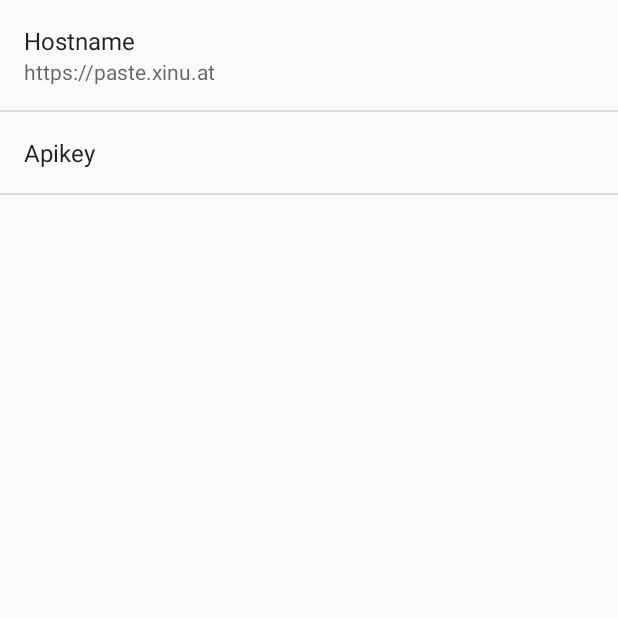
After one commit to sebastianrakel/fb-client-android, an Android app: the SettingsActivity screen opened directly, with no data from a screen before it, on a phone screen of 412 x 824 dp, the top half of it. The commit adds this screen. Run offline under Robolectric (Android 15) with nearby library versions, the phone set to English and light mode, and no system bars.

Commit message:
adding settings page

```diff
--- a/app/build.gradle
+++ b/app/build.gradle
@@ -29,4 +29,5 @@ android {
 dependencies {
     compile fileTree(dir: 'libs', include: ['*.jar'])
     compile 'com.android.support:appcompat-v7:21.0.3'
+    compile 'com.android.support:support-v4:21.0.3'
 }
--- a/app/src/main/AndroidManifest.xml
+++ b/app/src/main/AndroidManifest.xml
@@ -1,6 +1,9 @@
 <?xml version="1.0" encoding="utf-8"?>
 <manifest xmlns:android="http://schemas.android.com/apk/res/android"
     package="eu.devunit.fb_client" >
+
+    <uses-permission android:name="android.permission.WRITE_EXTERNAL_STORAGE" />
+    <uses-permission android:name="android.permission.INTERNET" />
 
     <application
         android:allowBackup="true"
@@ -16,7 +19,10 @@
                 <category android:name="android.intent.category.LAUNCHER" />
             </intent-filter>
         </activity>
+        <activity
+            android:name=".SettingsActivity"
+            android:label="@string/title_activity_settings" >
+        </activity>
     </application>
-    <uses-permission android:name="android.permission.WRITE_EXTERNAL_STORAGE" />
-    <uses-permission android:name="android.permission.INTERNET" />
+
 </manifest>
--- a/app/src/main/java/eu/devunit/fb_client/FilebinClient.java
+++ b/app/src/main/java/eu/devunit/fb_client/FilebinClient.java
@@ -24,7 +24,7 @@ import java.net.URI;
  */
 public class FilebinClient {
     private static String Version = "0.1";
-    private static String UserAgent = "fb-client-android/" + _Version;
+    private static String UserAgent = "fb-client-android/" + Version;
 
     private URI HostURI;
     private String Apikey;
--- /dev/null
+++ b/app/src/main/java/eu/devunit/fb_client/SettingsActivity.java
@@ -0,0 +1,174 @@
+package eu.devunit.fb_client;
+
+import android.annotation.TargetApi;
+import android.content.Context;
+import android.content.res.Configuration;
+import android.media.Ringtone;
+import android.media.RingtoneManager;
+import android.net.Uri;
+import android.os.Build;
+import android.os.Bundle;
+import android.preference.ListPreference;
+import android.preference.Preference;
+import android.preference.PreferenceActivity;
+import android.preference.PreferenceCategory;
+import android.preference.PreferenceFragment;
+import android.preference.PreferenceManager;
+import android.preference.RingtonePreference;
+import android.text.TextUtils;
+
+
+import java.util.List;
+
+/**
+ * A {@link PreferenceActivity} that presents a set of application settings. On
+ * handset devices, settings are presented as a single list. On tablets,
+ * settings are split by category, with category headers shown to the left of
+ * the list of settings.
+ * <p/>
+ * See <a href="http://developer.android.com/design/patterns/settings.html">
+ * Android Design: Settings</a> for design guidelines and the <a
+ * href="http://developer.android.com/guide/topics/ui/settings.html">Settings
+ * API Guide</a> for more information on developing a Settings UI.
+ */
+public class SettingsActivity extends PreferenceActivity {
+    /**
+     * Determines whether to always show the simplified settings UI, where
+     * settings are presented in a single list. When false, settings are shown
+     * as a master/detail two-pane view on tablets. When true, a single pane is
+     * shown on tablets.
+     */
+    private static final boolean ALWAYS_SIMPLE_PREFS = false;
+
+
+    @Override
+    protected void onPostCreate(Bundle savedInstanceState) {
+        super.onPostCreate(savedInstanceState);
+
+        setupSimplePreferencesScreen();
+    }
+
+    /**
+     * Shows the simplified settings UI if the device configuration if the
+     * device configuration dictates that a simplified, single-pane UI should be
+     * shown.
+     */
+    private void setupSimplePreferencesScreen() {
+        if (!isSimplePreferences(this)) {
+            return;
+        }
+
+        // In the simplified UI, fragments are not used at all and we instead
+        // use the older PreferenceActivity APIs.
+
+        // Add 'general' preferences.
+        addPreferencesFromResource(R.xml.pref_general);
+
+
+        // Bind the summaries of EditText/List/Dialog/Ringtone preferences to
+        // their values. When their values change, their summaries are updated
+        // to reflect the new value, per the Android Design guidelines.
+        bindPreferenceSummaryToValue(findPreference("hostname"));
+        bindPreferenceSummaryToValue(findPreference("apikey"));
+    }
+
+    /**
+     * {@inheritDoc}
+     */
+    @Override
+    public boolean onIsMultiPane() {
+        return isXLargeTablet(this) && !isSimplePreferences(this);
+    }
+
+    /**
+     * Helper method to determine if the device has an extra-large screen. For
+     * example, 10" tablets are extra-large.
+     */
+    private static boolean isXLargeTablet(Context context) {
+        return (context.getResources().getConfiguration().screenLayout
+                & Configuration.SCREENLAYOUT_SIZE_MASK) >= Configuration.SCREENLAYOUT_SIZE_XLARGE;
+    }
+
+    /**
+     * Determines whether the simplified settings UI should be shown. This is
+     * true if this is forced via {@link #ALWAYS_SIMPLE_PREFS}, or the device
+     * doesn't have newer APIs like {@link PreferenceFragment}, or the device
+     * doesn't have an extra-large screen. In these cases, a single-pane
+     * "simplified" settings UI should be shown.
+     */
+    private static boolean isSimplePreferences(Context context) {
+        return ALWAYS_SIMPLE_PREFS
+                || Build.VERSION.SDK_INT < Build.VERSION_CODES.HONEYCOMB
+                || !isXLargeTablet(context);
+    }
+
+    /**
+     * {@inheritDoc}
+     */
+    @Override
+    @TargetApi(Build.VERSION_CODES.HONEYCOMB)
+    public void onBuildHeaders(List<Header> target) {
+        if (!isSimplePreferences(this)) {
+            loadHeadersFromResource(R.xml.pref_headers, target);
+        }
+    }
+
+    /**
+     * A preference value change listener that updates the preference's summary
+     * to reflect its new value.
+     */
+    private static Preference.OnPreferenceChangeListener sBindPreferenceSummaryToValueListener = new Preference.OnPreferenceChangeListener() {
+        @Override
+        public boolean onPreferenceChange(Preference preference, Object value) {
+            String stringValue = value.toString();
+
+
+                // For all other preferences, set the summary to the value's
+                // simple string representation.
+            preference.setSummary(stringValue);
+
+            return true;
+        }
+    };
+
+    /**
+     * Binds a preference's summary to its value. More specifically, when the
+     * preference's value is changed, its summary (line of text below the
+     * preference title) is updated to reflect the value. The summary is also
+     * immediately updated upon calling this method. The exact display format is
+     * dependent on the type of preference.
+     *
+     * @see #sBindPreferenceSummaryToValueListener
+     */
+    private static void bindPreferenceSummaryToValue(Preference preference) {
+        // Set the listener to watch for value changes.
+        preference.setOnPreferenceChangeListener(sBindPreferenceSummaryToValueListener);
+
+        // Trigger the listener immediately with the preference's
+        // current value.
+        sBindPreferenceSummaryToValueListener.onPreferenceChange(preference,
+                PreferenceManager
+                        .getDefaultSharedPreferences(preference.getContext())
+                        .getString(preference.getKey(), ""));
+    }
+
+    /**
+     * This fragment shows general preferences only. It is used when the
+     * activity is showing a two-pane settings UI.
+     */
+    @TargetApi(Build.VERSION_CODES.HONEYCOMB)
+    public static class GeneralPreferenceFragment extends PreferenceFragment {
+        @Override
+        public void onCreate(Bundle savedInstanceState) {
+            super.onCreate(savedInstanceState);
+            addPreferencesFromResource(R.xml.pref_general);
+
+            // Bind the summaries of EditText/List/Dialog/Ringtone preferences
+            // to their values. When their values change, their summaries are
+            // updated to reflect the new value, per the Android Design
+            // guidelines.
+            bindPreferenceSummaryToValue(findPreference("hostname"));
+            bindPreferenceSummaryToValue(findPreference("apikey"));
+        }
+    }
+}
--- a/app/src/main/java/eu/devunit/fb_client/UploadActivity.java
+++ b/app/src/main/java/eu/devunit/fb_client/UploadActivity.java
@@ -1,6 +1,7 @@
 package eu.devunit.fb_client;
 
 import android.app.ProgressDialog;
+import android.content.Intent;
 import android.os.Environment;
 import android.support.v7.app.ActionBarActivity;
 import android.os.Bundle;
@@ -76,10 +77,12 @@ public class UploadActivity extends ActionBarActivity {
         // Handle action bar item clicks here. The action bar will
         // automatically handle clicks on the Home/Up button, so long
         // as you specify a parent activity in AndroidManifest.xml.
-        int id = item.getItemId();
+        int id = imtem.getItemId();
 
         //noinspection SimplifiableIfStatement
         if (id == R.id.action_settings) {
+            Intent intent = new Intent(UploadActivity.this, SettingsActivity.class);
+            UploadActivity.this.startActivity(intent);
             return true;
         }
 
--- /dev/null
+++ b/app/src/main/res/values/strings_activity_settings.xml
@@ -0,0 +1,14 @@
+<resources>
+    <string name="title_activity_settings">Settings</string>
+
+    <!-- Strings related to Settings -->
+
+    <!-- Example General settings -->
+    <string name="pref_header_general">General</string>
+
+    <string name="pref_hostname_display_name">Hostname</string>
+    <string name="pref_default_hostname_display_name">https://paste.xinu.at</string>
+
+    <string name="pref_apikey_display_name">Apikey</string>
+    <string name="pref_default_apikey_display_name"></string>
+</resources>
--- /dev/null
+++ b/app/src/main/res/xml/pref_general.xml
@@ -0,0 +1,25 @@
+<PreferenceScreen xmlns:android="http://schemas.android.com/apk/res/android">
+
+    <!-- NOTE: EditTextPreference accepts EditText attributes. -->
+    <!-- NOTE: EditTextPreference's summary should be set to its value by the activity code. -->
+    <EditTextPreference
+        android:key="hostname"
+        android:title="@string/pref_hostname_display_name"
+        android:defaultValue="@string/pref_default_hostname_display_name"
+        android:selectAllOnFocus="true"
+        android:inputType="textCapWords"
+        android:capitalize="words"
+        android:singleLine="true"
+        android:maxLines="1" />
+
+    <EditTextPreference
+        android:key="apikey"
+        android:title="@string/pref_apikey_display_name"
+        android:defaultValue="@string/pref_default_apikey_display_name"
+        android:selectAllOnFocus="true"
+        android:inputType="textCapWords"
+        android:capitalize="words"
+        android:singleLine="true"
+        android:maxLines="1" />
+
+</PreferenceScreen>
--- /dev/null
+++ b/app/src/main/res/xml/pref_headers.xml
@@ -0,0 +1,8 @@
+<preference-headers xmlns:android="http://schemas.android.com/apk/res/android">
+
+    <!-- These settings headers are only used on tablets. -->
+
+    <header android:fragment="eu.devunit.fb_client.SettingsActivity$GeneralPreferenceFragment"
+        android:title="@string/pref_header_general" />
+
+</preference-headers>
```
Also changed, not shown: 1 other file.
